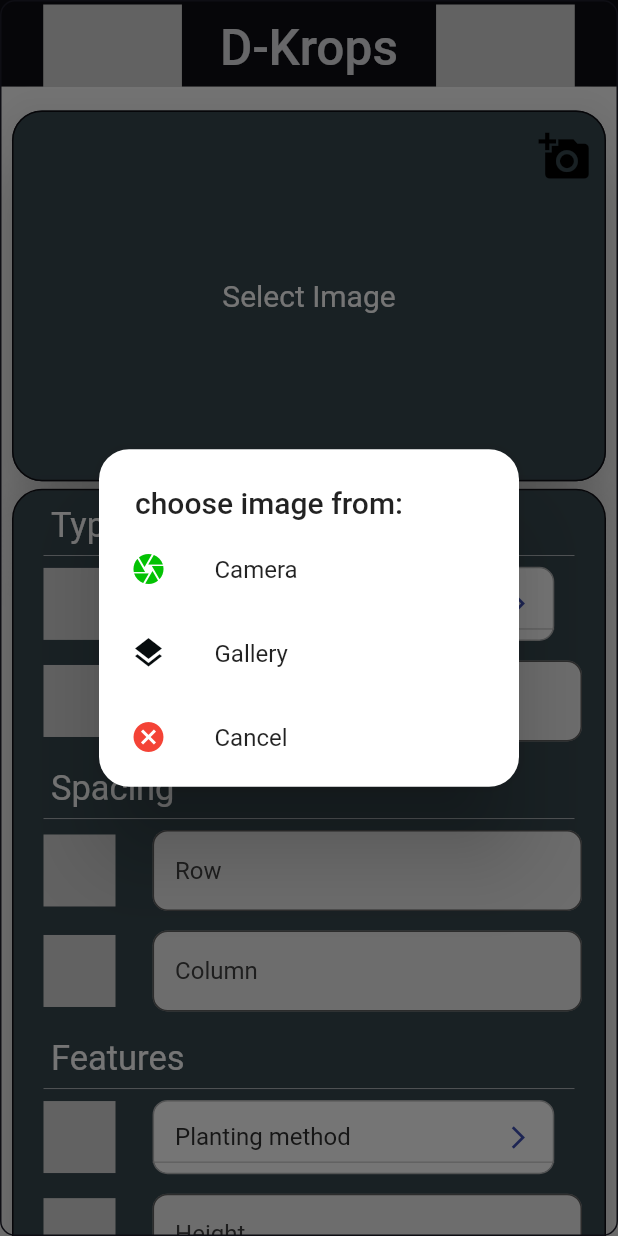
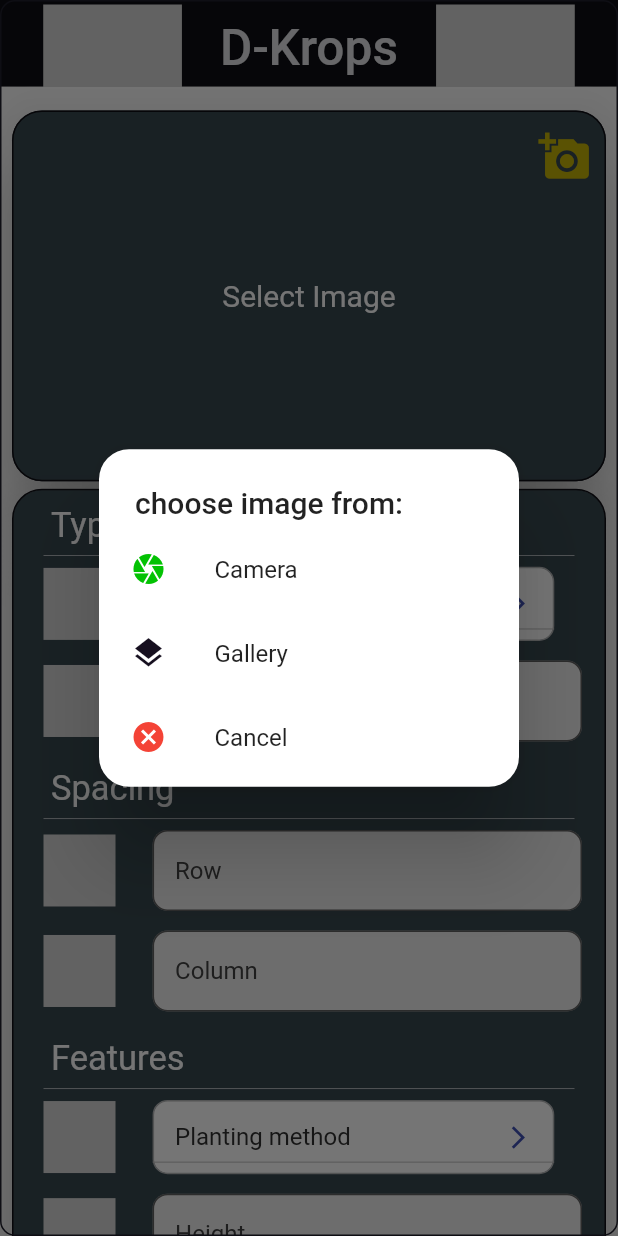
Before and after one commit to emilio-kariuki/D-Krops, a Flutter app: the screen it shows after launch, after a tap on the "add a photo" icon, on a phone screen of 412 x 824 dp. Run offline on Flutter 3.47's test engine with Material 2 defaults, Android fonts, the phone set to English and light mode, and no system bars; drawn by our look-alikes of dropdown_button2; our stand-ins replace dio, fluttertoast, geolocator, google_fonts, google_maps_flutter, image_picker and 2 more; Roboto replaces fonts that are missing (Redressed); project files that could hold a hidden picture were left out.

Commit message:
March 23, 2022 1:45 PM

```diff
--- a/lib/screens/Home.dart
+++ b/lib/screens/Home.dart
@@ -486,7 +486,7 @@ class _HomeState extends State<Home> {
                                               });
                                             },
                                             leading: Icon(Icons.layers,
-                                                color: Color.fromARGB(255, 7, 12, 14)),
+                                                color: Color.fromARGB(255, 22, 15, 31)),
                                             title: GestureDetector(
                                                 onTap: () {
                                                   setState(() {
@@ -517,7 +517,7 @@ class _HomeState extends State<Home> {
                                 size: 35,
                                 color: image != null
                                     ? Colors.white
-                                    : Colors.black)))
+                                    : Color.fromARGB(255, 197, 178, 7))))
                   ],
                 ),
               ),
```
